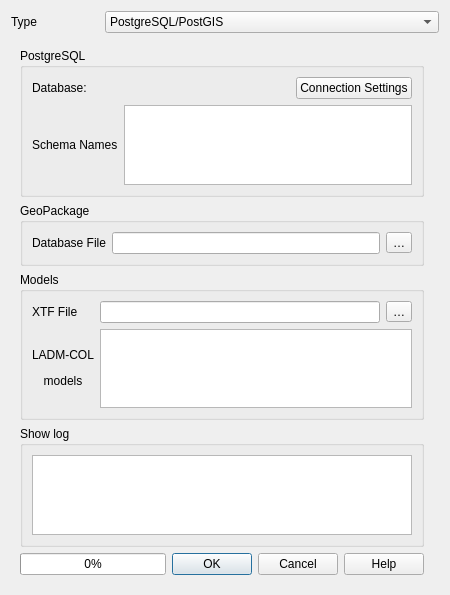
First picture: the form in asistente_ladm_col/ui/qgis_model_baker/dlg_import_data.ui, repository SwissTierrasColombia/Asistente-LADM-COL, before the edit.
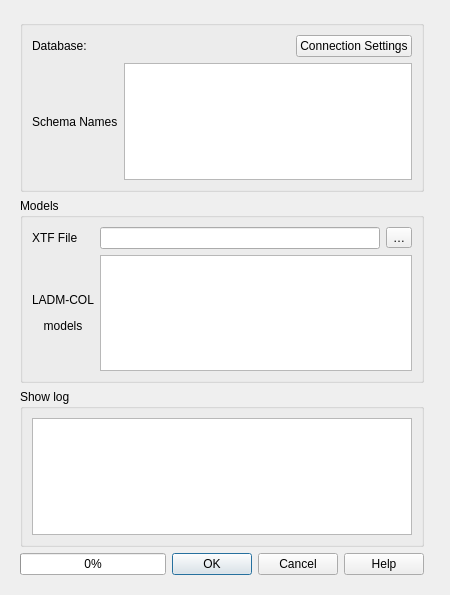
Second picture: the form after the edit. Custom widgets are drawn as their Qt base class.

```diff
--- a/asistente_ladm_col/ui/qgis_model_baker/dlg_import_data.ui
+++ b/asistente_ladm_col/ui/qgis_model_baker/dlg_import_data.ui
@@ -26,43 +26,6 @@
    <bool>true</bool>
   </property>
   <layout class="QGridLayout" name="gridLayout_4">
-   <item row="0" column="0">
-    <layout class="QHBoxLayout" name="horizontalLayout">
-     <item>
-      <widget class="QLabel" name="label_10">
-       <property name="sizePolicy">
-        <sizepolicy hsizetype="Preferred" vsizetype="Preferred">
-         <horstretch>0</horstretch>
-         <verstretch>0</verstretch>
-        </sizepolicy>
-       </property>
-       <property name="maximumSize">
-        <size>
-         <width>88</width>
-         <height>16777215</height>
-        </size>
-       </property>
-       <property name="text">
-        <string>Type</string>
-       </property>
-      </widget>
-     </item>
-     <item>
-      <widget class="QComboBox" name="type_combo_box">
-       <item>
-        <property name="text">
-         <string>PostgreSQL/PostGIS</string>
-        </property>
-       </item>
-       <item>
-        <property name="text">
-         <string>GeoPackage</string>
-        </property>
-       </item>
-      </widget>
-     </item>
-    </layout>
-   </item>
    <item row="1" column="0">
     <widget class="QStackedWidget" name="stackedWidget">
      <property name="sizePolicy">
@@ -154,9 +117,6 @@
            <verstretch>0</verstretch>
           </sizepolicy>
          </property>
-         <property name="title">
-          <string>PostgreSQL</string>
-         </property>
          <layout class="QGridLayout" name="gridLayout">
           <item row="0" column="0">
            <widget class="QLabel" name="label_6">
@@ -251,41 +211,6 @@
          </layout>
         </widget>
        </item>
-       <item row="1" column="0">
-        <widget class="QGroupBox" name="gpkg_config">
-         <property name="sizePolicy">
-          <sizepolicy hsizetype="Preferred" vsizetype="MinimumExpanding">
-           <horstretch>0</horstretch>
-           <verstretch>0</verstretch>
-          </sizepolicy>
-         </property>
-         <property name="title">
-          <string>GeoPackage</string>
-         </property>
-         <layout class="QGridLayout" name="gridLayout_6">
-          <item row="0" column="2">
-           <widget class="QLineEdit" name="gpkg_file_line_edit"/>
-          </item>
-          <item row="0" column="1">
-           <widget class="QLabel" name="label_9">
-            <property name="text">
-             <string>Database File</string>
-            </property>
-           </widget>
-          </item>
-          <item row="0" column="3">
-           <widget class="QToolButton" name="gpkg_file_browse_button">
-            <property name="toolTip">
-             <string>Browse GeoPackage files</string>
-            </property>
-            <property name="text">
-             <string>…</string>
-            </property>
-           </widget>
-          </item>
-         </layout>
-        </widget>
-       </item>
       </layout>
      </widget>
      <widget class="QWidget" name="page_2"/>
```
Left out of the diff: 17 changed lines with no effect on the pictures.
